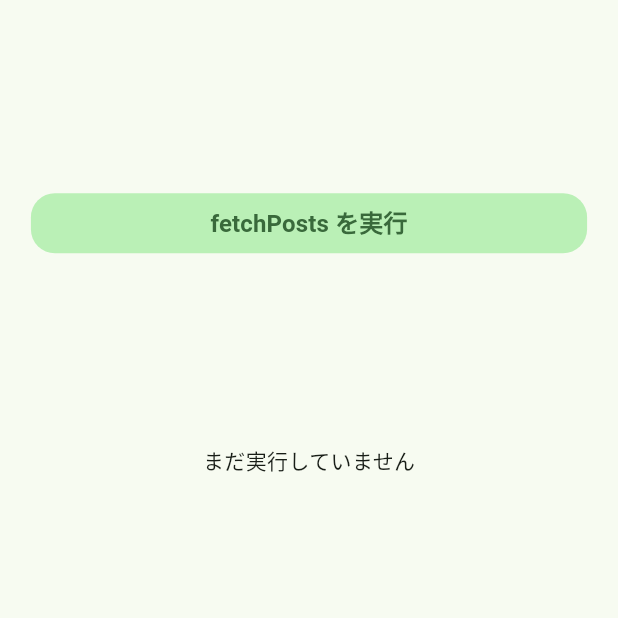
After one commit to beengineer-umeda/2026_C_SNSapp_sun, a Flutter app: the HomePage screen opened by its route, on a phone screen of 412 x 824 dp, the top half of it. The commit adds this screen. Run offline on Flutter 3.47's test engine with Material 3 defaults, Android fonts, the phone set to English and light mode, and no system bars; our stand-ins replace dio, email_validator, flutter_secure_storage, freezed_annotation, go_router; accounts and stored records are empty.

Commit message:
第21回完了

```diff
--- a/been_shot_fe/lib/routes.dart
+++ b/been_shot_fe/lib/routes.dart
@@ -1,19 +1,16 @@
 import 'package:go_router/go_router.dart';
+import 'screens/home.dart';
 import 'screens/login.dart';
 import 'screens/signup.dart';
 
 abstract class Routes {
   static const login = '/login';
   static const signup = '/signup';
+  static const home = '/home';
 }
 
 final routes = <GoRoute>[
-  GoRoute(
-    path: Routes.login,
-    builder: (ctx, state) => const LoginPage(),
-  ),
-  GoRoute(
-    path: Routes.signup,
-    builder: (ctx, state) => const SignupPage(),
-  ),
+  GoRoute(path: Routes.login, builder: (ctx, state) => const LoginPage()),
+  GoRoute(path: Routes.signup, builder: (ctx, state) => const SignupPage()),
+  GoRoute(path: Routes.home, builder: (ctx, state) => const HomePage()),
 ];
--- /dev/null
+++ b/been_shot_fe/lib/screens/home.dart
@@ -0,0 +1,99 @@
+import 'package:dio/dio.dart';
+import 'package:flutter/material.dart';
+
+import '../services/posts.dart';
+
+class HomePage extends StatefulWidget {
+  const HomePage({super.key});
+
+  @override
+  State<HomePage> createState() => _PostsTestPageState();
+}
+
+class _PostsTestPageState extends State<HomePage> {
+  String _result = 'まだ実行していません';
+  bool _isLoading = false;
+
+  Future<void> _checkFetchPosts() async {
+    setState(() {
+      _isLoading = true;
+    });
+
+    final postServices = PostsService();
+    try {
+      final response = await postServices.fetchPosts();
+      setState(() {
+        _result =
+            '成功: ステータスコード=${response.statusCode}\n'
+            'データ=${response.data}';
+      });
+    } on DioException catch (e) {
+      setState(() {
+        _result =
+            'DioException: コード=${e.response?.statusCode}, '
+            '内容=${e.response?.data}';
+      });
+    } catch (e) {
+      setState(() {
+        _result = 'その他のエラー: $e';
+      });
+    } finally {
+      setState(() {
+        _isLoading = false;
+      });
+    }
+  }
+
+  @override
+  Widget build(BuildContext context) {
+    final screenWidth = MediaQuery.of(context).size.width;
+
+    return Scaffold(
+      appBar: AppBar(toolbarHeight: 5.0),
+      body: Padding(
+        padding: const EdgeInsets.all(16),
+        child: Column(
+          children: [
+            Expanded(
+              child: Center(
+                child: SizedBox(
+                  width: screenWidth * 0.9,
+                  child: ElevatedButton(
+                    style: ElevatedButton.styleFrom(
+                      shape: RoundedRectangleBorder(
+                        borderRadius: BorderRadius.circular(16),
+                      ),
+                      elevation: 0,
+                      backgroundColor: Theme.of(
+                        context,
+                      ).colorScheme.primaryContainer,
+                    ),
+                    onPressed: _isLoading ? null : _checkFetchPosts,
+                    child: _isLoading
+                        ? const SizedBox(
+                            width: 20,
+                            height: 20,
+                            child: CircularProgressIndicator(),
+                          )
+                        : const Text(
+                            'fetchPosts を実行',
+                            style: TextStyle(
+                              fontWeight: FontWeight.bold,
+                              fontSize: 16,
+                            ),
+                          ),
+                  ),
+                ),
+              ),
+            ),
+            const SizedBox(height: 20),
+            Expanded(
+              flex: 2,
+              child: SingleChildScrollView(child: Text(_result)),
+            ),
+          ],
+        ),
+      ),
+    );
+  }
+}
--- a/been_shot_fe/lib/screens/login.dart
+++ b/been_shot_fe/lib/screens/login.dart
@@ -31,6 +31,7 @@ class _LoginPageState extends State<LoginPage> {
       ScaffoldMessenger.of(
         context,
       ).showSnackBar(const SnackBar(content: Text('ログインしました')));
+      await GoRouter.of(context).replace(Routes.home);
     } on DioException catch (e) {
       final statusCode = e.response?.statusCode;
       final data = e.response?.data;
--- a/been_shot_fe/lib/services/dio.dart
+++ b/been_shot_fe/lib/services/dio.dart
@@ -1,16 +1,21 @@
 import 'dart:io';
 
 import 'package:dio/dio.dart';
+
+import 'auth_interceptor.dart';
 
 class DioClient {
   factory DioClient() => _instance;
 
   DioClient._createSingleton() {
+    authDio = _createDio();
+    authDio.interceptors.add(AuthInterceptor(authDio));
     unauthDio = _createDio();
   }
 
   static final DioClient _instance = DioClient._createSingleton();
 
+  late final Dio authDio;
   late final Dio unauthDio;
 
   Dio _createDio() {
--- /dev/null
+++ b/been_shot_fe/lib/services/posts.dart
@@ -0,0 +1,23 @@
+import 'package:dio/dio.dart';
+
+import 'dio.dart';
+
+class PostsService {
+  static const _protocol = String.fromEnvironment(
+    'PROTOCOL',
+    defaultValue: 'http',
+  );
+  static const _domain = String.fromEnvironment(
+    'DOMAIN',
+    defaultValue: 'localhost:8000',
+  );
+
+  static String baseUrl = '$_protocol://$_domain/api';
+  final dioClient = DioClient().authDio;
+
+  Future<Response> fetchPosts() async {
+    final url = '$baseUrl/posts/';
+    final response = await dioClient.get(url);
+    return response;
+  }
+}
--- a/been_shot_fe/pubspec.yaml
+++ b/been_shot_fe/pubspec.yaml
@@ -39,6 +39,7 @@ dependencies:
   dio: ^5.11.1
   freezed_annotation: ^3.1.0
   json_annotation: ^4.12.0
+  flutter_secure_storage: ^11.2.0
 
 dev_dependencies:
   flutter_test:
```
Also changed, not shown: been_shot_fe/lib/repositories/secure_storage.dart (added, +20 -0 lines), been_shot_fe/lib/services/account.dart (+11 -1 lines), been_shot_fe/lib/services/auth_interceptor.dart (added, +24 -0 lines), been_shot_fe/pubspec.lock, 6 other files.
